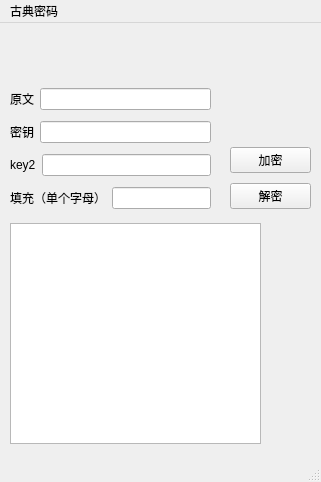
Qt form UI/main.ui (rh666666/CryptoFlyMaster) before a commit.
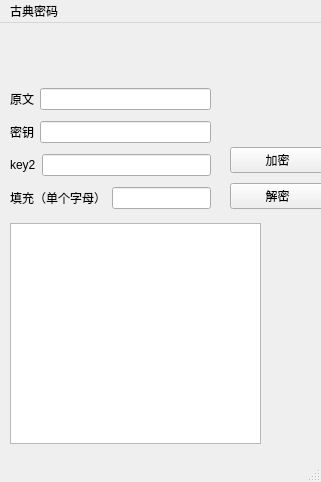
The same form after that commit.

Commit message: 用户交互字符界面优化

```diff
--- a/UI/main.ui
+++ b/UI/main.ui
@@ -87,7 +87,7 @@
      <rect>
       <x>230</x>
       <y>120</y>
-      <width>81</width>
+      <width>95</width>
       <height>71</height>
      </rect>
     </property>
```
The commit also changes 7 other files.
